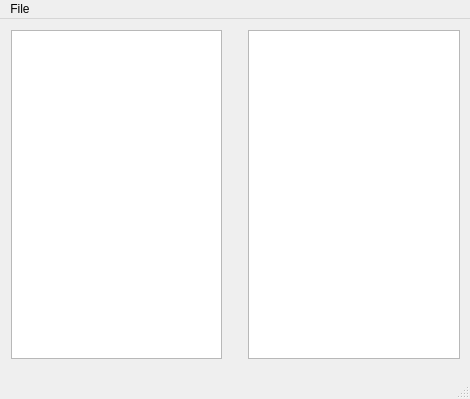
Before: the Qt Designer form gbdynbintrans/mainwindow.ui in FizzyGalacticus/gbdynbintrans, drawn with Qt 5.
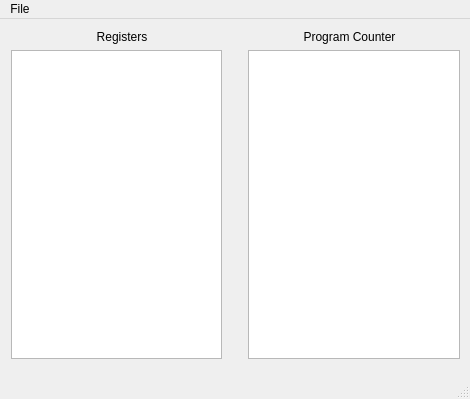
After: the same form once the commit is applied.

Commit message: Added labels for QListViews.

Diff of the .ui file:
```diff
--- a/gbdynbintrans/mainwindow.ui
+++ b/gbdynbintrans/mainwindow.ui
@@ -23,6 +23,32 @@
       <height>351</height>
      </rect>
     </property>
+    <layout class="QVBoxLayout" name="verticalLayout">
+     <item>
+      <layout class="QHBoxLayout" name="horizontalLayout_2">
+       <item>
+        <widget class="QLabel" name="label_2">
+         <property name="text">
+          <string>Registers</string>
+         </property>
+         <property name="alignment">
+          <set>Qt::AlignCenter</set>
+         </property>
+        </widget>
+       </item>
+       <item>
+        <widget class="QLabel" name="label">
+         <property name="text">
+          <string>Program Counter</string>
+         </property>
+         <property name="alignment">
+          <set>Qt::AlignCenter</set>
+         </property>
+        </widget>
+       </item>
+      </layout>
+     </item>
+     <item>
     <layout class="QHBoxLayout" name="horizontalLayout">
      <item>
       <widget class="QListView" name="registerListView"/>
@@ -42,6 +68,8 @@
      </item>
      <item>
       <widget class="QListView" name="programCounterListView"/>
+       </item>
+      </layout>
      </item>
     </layout>
    </widget>
```
Left out of the diff: 2 changed lines with no effect on the pictures. Lines whose indentation alone changed are shown as unchanged.
